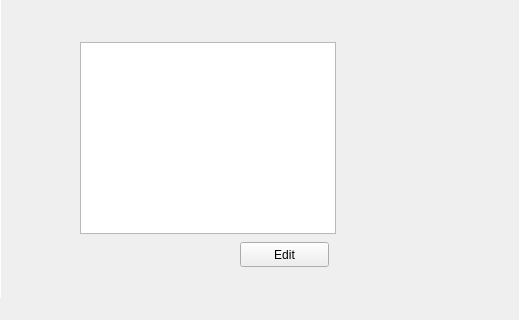
Before: the Qt Designer form View/app.ui in romanpalenik/Diar, drawn with Qt 5; both pictures show x 270 to 789 and y 348 to 668 of the 1055 by 668 pixel window.
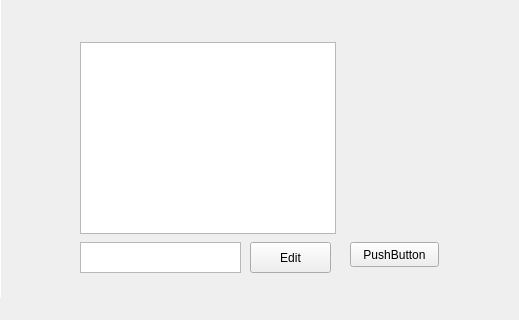
After: the same form once the commit is applied.

Patch:
```diff
--- a/View/app.ui
+++ b/View/app.ui
@@ -134,10 +134,10 @@
    <widget class="QPushButton" name="pushButton">
     <property name="geometry">
      <rect>
-      <x>510</x>
+      <x>520</x>
       <y>590</y>
-      <width>89</width>
-      <height>25</height>
+      <width>81</width>
+      <height>31</height>
      </rect>
     </property>
     <property name="text">
@@ -346,6 +346,29 @@
      </rect>
     </property>
    </widget>
+   <widget class="QTextEdit" name="newItemToDo">
+    <property name="geometry">
+     <rect>
+      <x>350</x>
+      <y>590</y>
+      <width>161</width>
+      <height>31</height>
+     </rect>
+    </property>
+   </widget>
+   <widget class="QPushButton" name="pushButton_2">
+    <property name="geometry">
+     <rect>
+      <x>620</x>
+      <y>590</y>
+      <width>89</width>
+      <height>25</height>
+     </rect>
+    </property>
+    <property name="text">
+     <string>PushButton</string>
+    </property>
+   </widget>
   </widget>
   <widget class="QMenuBar" name="menubar">
    <property name="geometry">
```
